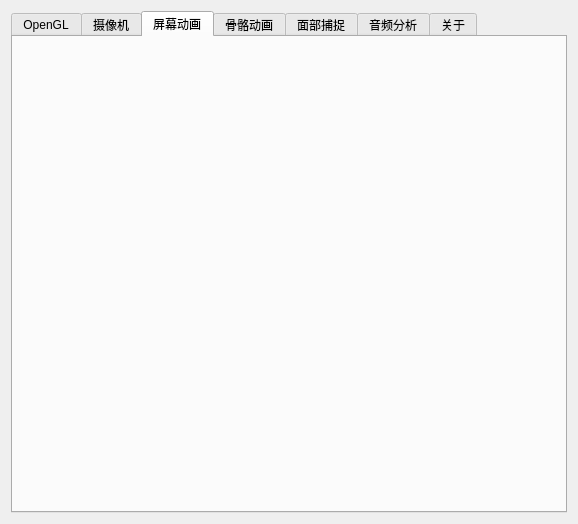
Before: the Qt Designer form src/ui/ConfigWidget.ui in chuigda/Project-WG, drawn with Qt 5.
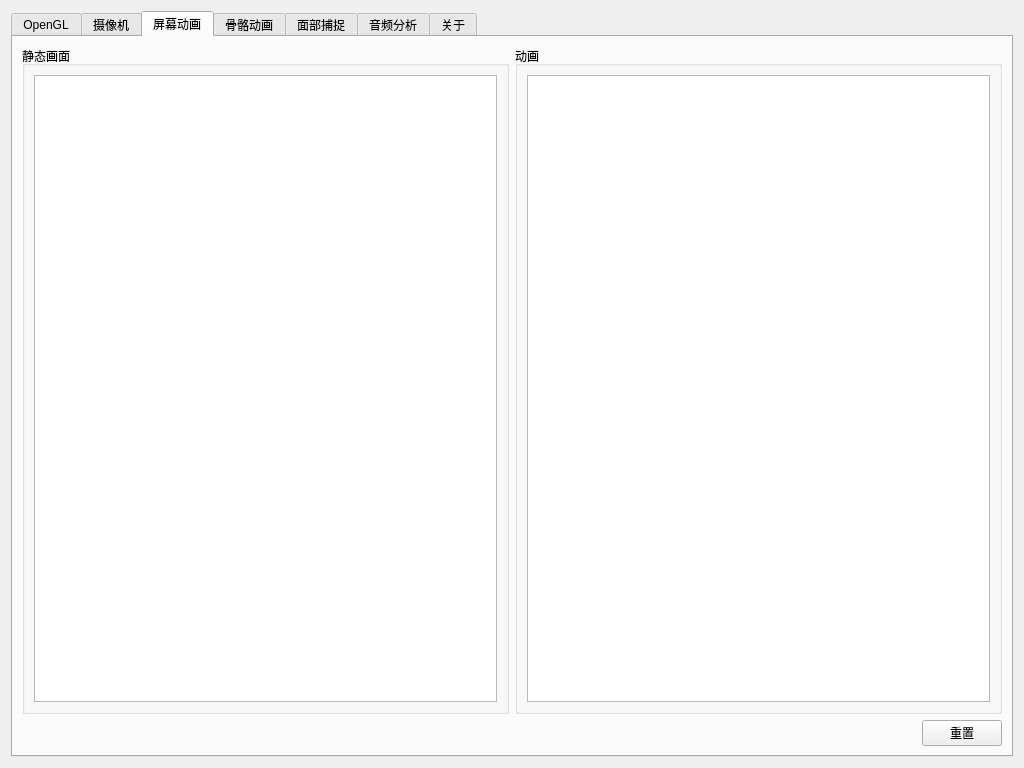
After: the same form once the commit is applied. The open tabs and pages were chosen to show the change.

```diff
--- a/src/ui/ConfigWidget.ui
+++ b/src/ui/ConfigWidget.ui
@@ -6,15 +6,27 @@
    <rect>
     <x>0</x>
     <y>0</y>
-    <width>578</width>
-    <height>524</height>
+    <width>1024</width>
+    <height>768</height>
    </rect>
   </property>
+  <property name="minimumSize">
+   <size>
+    <width>1024</width>
+    <height>768</height>
+   </size>
+  </property>
+  <property name="baseSize">
+   <size>
+    <width>1024</width>
+    <height>768</height>
+   </size>
+  </property>
   <property name="windowTitle">
    <string>控制台</string>
   </property>
-  <layout class="QHBoxLayout" name="horizontalLayout">
-   <item>
+  <layout class="QGridLayout" name="gridLayout_3">
+   <item row="0" column="0">
     <widget class="QTabWidget" name="configTab">
      <property name="currentIndex">
       <number>0</number>
@@ -720,6 +732,66 @@
       <attribute name="title">
        <string>屏幕动画</string>
       </attribute>
+      <layout class="QVBoxLayout" name="verticalLayout_7">
+       <item>
+        <layout class="QHBoxLayout" name="horizontalLayout">
+         <item>
+          <widget class="QGroupBox" name="staticGraphBox">
+           <property name="title">
+            <string>静态画面</string>
+           </property>
+           <layout class="QHBoxLayout" name="horizontalLayout_21">
+            <item>
+             <widget class="QListView" name="staticAnimList"/>
+            </item>
+           </layout>
+          </widget>
+         </item>
+         <item>
+          <widget class="QGroupBox" name="dynamicAnimationBox">
+           <property name="sizePolicy">
+            <sizepolicy hsizetype="Preferred" vsizetype="Expanding">
+             <horstretch>0</horstretch>
+             <verstretch>0</verstretch>
+            </sizepolicy>
+           </property>
+           <property name="title">
+            <string>动画</string>
+           </property>
+           <layout class="QHBoxLayout" name="horizontalLayout_22">
+            <item>
+             <widget class="QListView" name="dynamicAnimList"/>
+            </item>
+           </layout>
+          </widget>
+         </item>
+        </layout>
+       </item>
+       <item>
+        <layout class="QHBoxLayout" name="horizontalLayout_20">
+         <item>
+          <spacer name="horizontalSpacer_7">
+           <property name="orientation">
+            <enum>Qt::Horizontal</enum>
+           </property>
+           <property name="sizeHint" stdset="0">
+            <size>
+             <width>40</width>
+             <height>20</height>
+            </size>
+           </property>
+          </spacer>
+         </item>
+         <item>
+          <widget class="QPushButton" name="resetScrAnimButton">
+           <property name="text">
+            <string>重置</string>
+           </property>
+          </widget>
+         </item>
+        </layout>
+       </item>
+      </layout>
      </widget>
      <widget class="QWidget" name="robotBoneTab">
       <attribute name="title">
```
Left out of the diff: 112 changed lines with no effect on the pictures.
